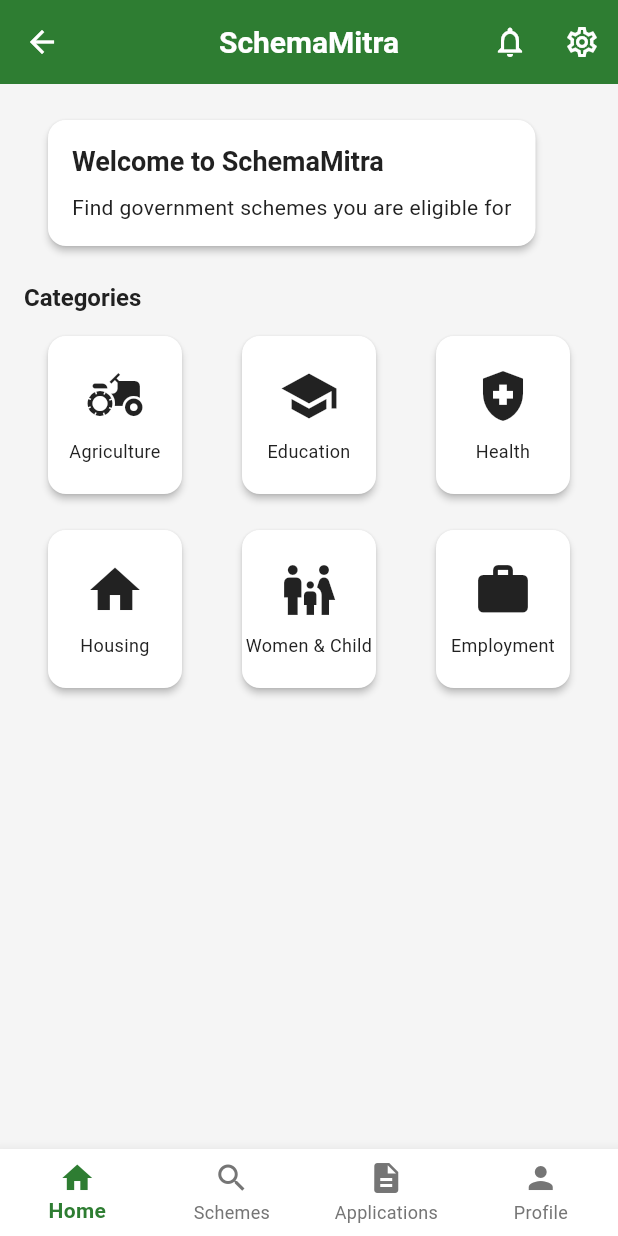
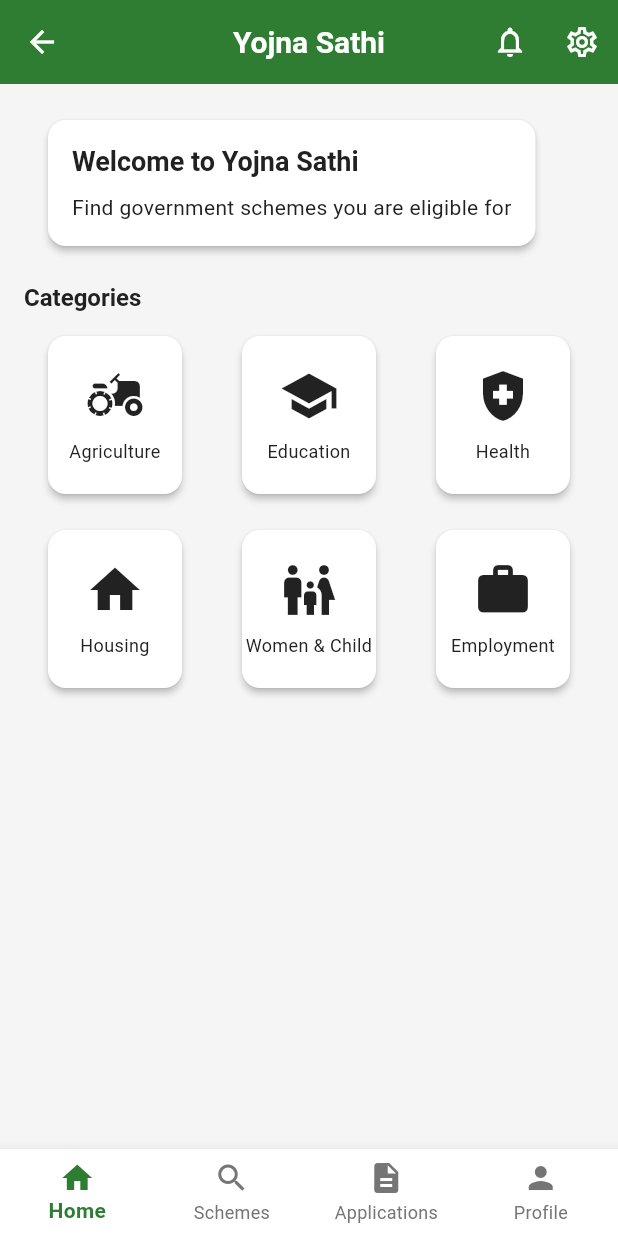
Before and after one commit to Black-Lights/Yojna_Sathi, a Flutter app: the HomePage screen opened by its route, on a phone screen of 412 x 824 dp. Run offline on Flutter 3.47's test engine with Material 3 defaults, Android fonts, the phone set to English and light mode, and no system bars; our stand-ins replace cloud_firestore, equatable, firebase_auth, firebase_core, firebase_messaging, firebase_storage and 4 more; accounts and stored records are empty; Roboto replaces fonts that are missing (Poppins).

Commit message:
Rebrand app from SchemaMitra to Yojna Sathi
- Updated app name to 'Yojna Sathi' across all user-facing UI
- Changed tagline to 'Aapka Adhikaar, Aap Tak'
- Updated splash screen, home screen, and app bar titles
- Updated Android manifest app label
- Updated README and documentation
- Backend code remains unchanged (schema_mitra package name)

```diff
--- a/lib/core/utils/constants.dart
+++ b/lib/core/utils/constants.dart
@@ -1,6 +1,6 @@
 class AppConstants {
   // App Info
-  static const String appName = 'SchemaMitra';
+  static const String appName = 'Yojna Sathi';
   static const String appTagline = 'Aapka Haq, Aapke Haath Mein';
 
   // Firebase Collections
--- a/lib/features/home/presentation/pages/home_page.dart
+++ b/lib/features/home/presentation/pages/home_page.dart
@@ -19,7 +19,7 @@ class _HomePageState extends State<HomePage> {
   Widget build(BuildContext context) {
     return Scaffold(
       appBar: AppBar(
-        title: const Text('SchemaMitra'),
+        title: const Text('Yojna Sathi'),
         actions: [
           IconButton(
             icon: const Icon(Icons.notifications_outlined),
@@ -77,7 +77,7 @@ class _HomePageState extends State<HomePage> {
                 crossAxisAlignment: CrossAxisAlignment.start,
                 children: [
                   Text(
-                    'Welcome to SchemaMitra',
+                    'Welcome to Yojna Sathi',
                     style: Theme.of(context).textTheme.headlineSmall,
                   ),
                   const SizedBox(height: 8),
--- a/lib/features/splash/presentation/pages/splash_page.dart
+++ b/lib/features/splash/presentation/pages/splash_page.dart
@@ -51,7 +51,7 @@ class _SplashPageState extends State<SplashPage> {
             ),
             const SizedBox(height: 24),
             Text(
-              'SchemaMitra',
+              'Yojna Sathi',
               style: Theme.of(context).textTheme.displayMedium?.copyWith(
                     color: Colors.white,
                     fontWeight: FontWeight.bold,
@@ -59,7 +59,7 @@ class _SplashPageState extends State<SplashPage> {
             ),
             const SizedBox(height: 8),
             Text(
-              'Aapka Haq, Aapke Haath Mein',
+              'Aapka Adhikaar, Aap Tak',
               style: Theme.of(context).textTheme.titleMedium?.copyWith(
                     color: Colors.white70,
                   ),
```
Also changed, not shown: 3 other files.
